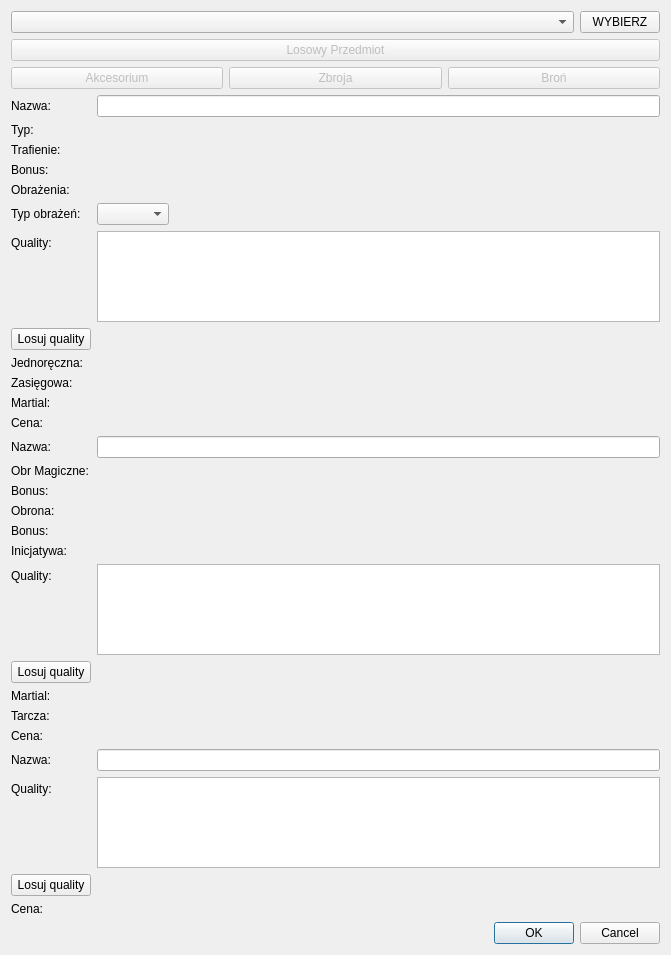
First picture: the form in gui/dialogue/itemgen/itemgendialogue.ui, repository FasolowySpioch/faubla-ultima-item-generator, before the edit.
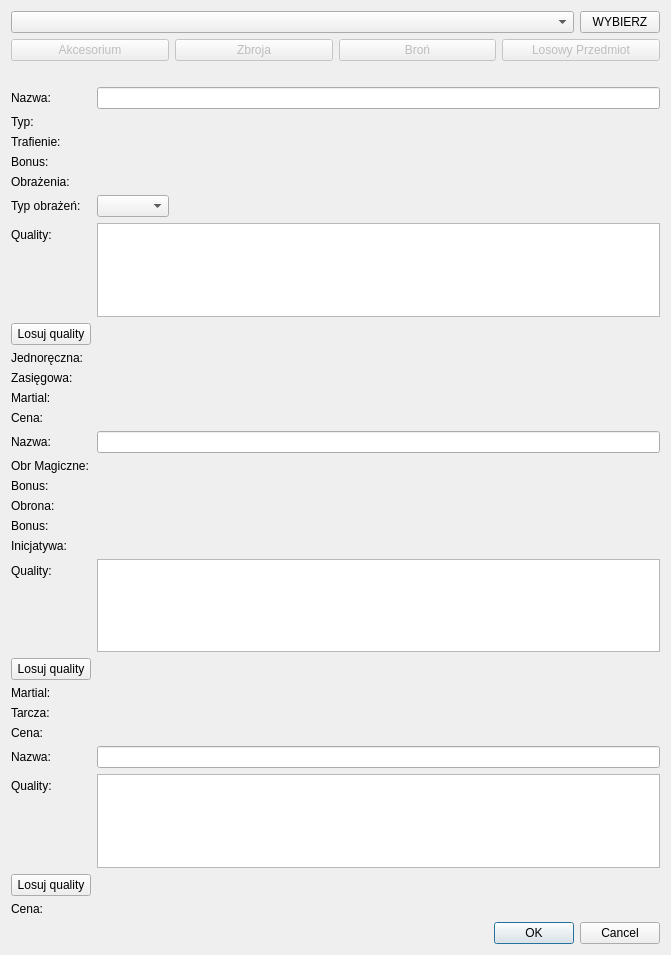
Second picture: the form after the edit.

Diff of the .ui file:
```diff
--- a/gui/dialogue/itemgen/itemgendialogue.ui
+++ b/gui/dialogue/itemgen/itemgendialogue.ui
@@ -15,8 +15,6 @@
   </property>
   <layout class="QVBoxLayout" name="verticalLayout">
    <item>
-    <layout class="QVBoxLayout" name="verticalLayout_2" stretch="0,0,0,0,0,0">
-     <item>
       <layout class="QHBoxLayout" name="ChoosePlayerLayout" stretch="1,0">
        <item>
         <widget class="QComboBox" name="comboBoxChoosePlayer"/>
@@ -34,17 +32,7 @@
       </layout>
      </item>
      <item>
-      <widget class="QPushButton" name="BttnQuickGenerate">
-       <property name="enabled">
-        <bool>false</bool>
-       </property>
-       <property name="text">
-        <string>Losowy Przedmiot</string>
-       </property>
-      </widget>
-     </item>
-     <item>
-      <layout class="QHBoxLayout" name="ChooseItemLayout">
+    <layout class="QHBoxLayout" name="ChooseItemLayout" stretch="0,0,0,0">
        <item>
         <widget class="QPushButton" name="bttnGenerateAccessory">
          <property name="enabled">
@@ -96,8 +84,33 @@
          </property>
         </widget>
        </item>
-      </layout>
-     </item>
+     <item>
+      <widget class="QPushButton" name="BttnQuickGenerate">
+       <property name="enabled">
+        <bool>false</bool>
+       </property>
+       <property name="text">
+        <string>Losowy Przedmiot</string>
+       </property>
+      </widget>
+     </item>
+    </layout>
+   </item>
+   <item>
+    <spacer name="verticalSpacer">
+     <property name="orientation">
+      <enum>Qt::Orientation::Vertical</enum>
+     </property>
+     <property name="sizeHint" stdset="0">
+      <size>
+       <width>20</width>
+       <height>40</height>
+      </size>
+     </property>
+    </spacer>
+   </item>
+   <item>
+    <layout class="QVBoxLayout" name="verticalLayout_2" stretch="0,0,0">
      <item>
       <layout class="QFormLayout" name="LayoutWeapon">
        <item row="0" column="0">
```
Lines whose indentation alone changed are shown as unchanged.
